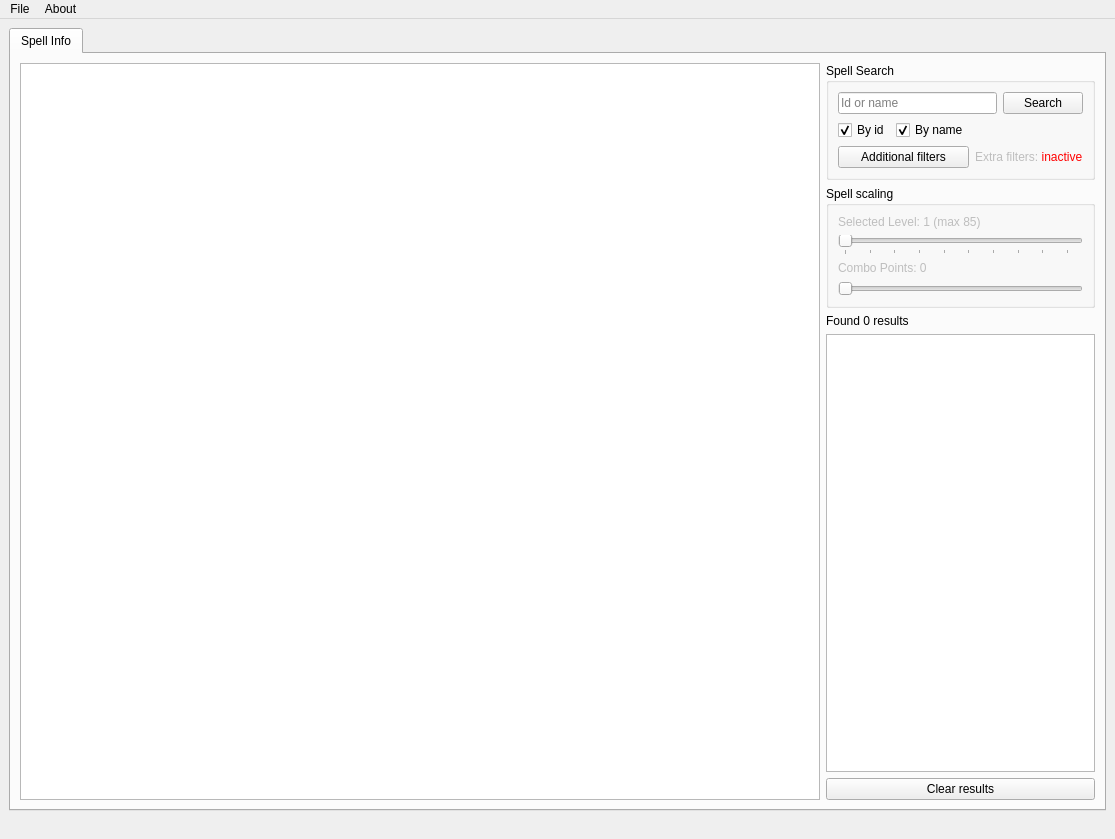
Qt form src/Forms/mainwindow.ui (sanctum32/QWoWSpellWork) before a commit.
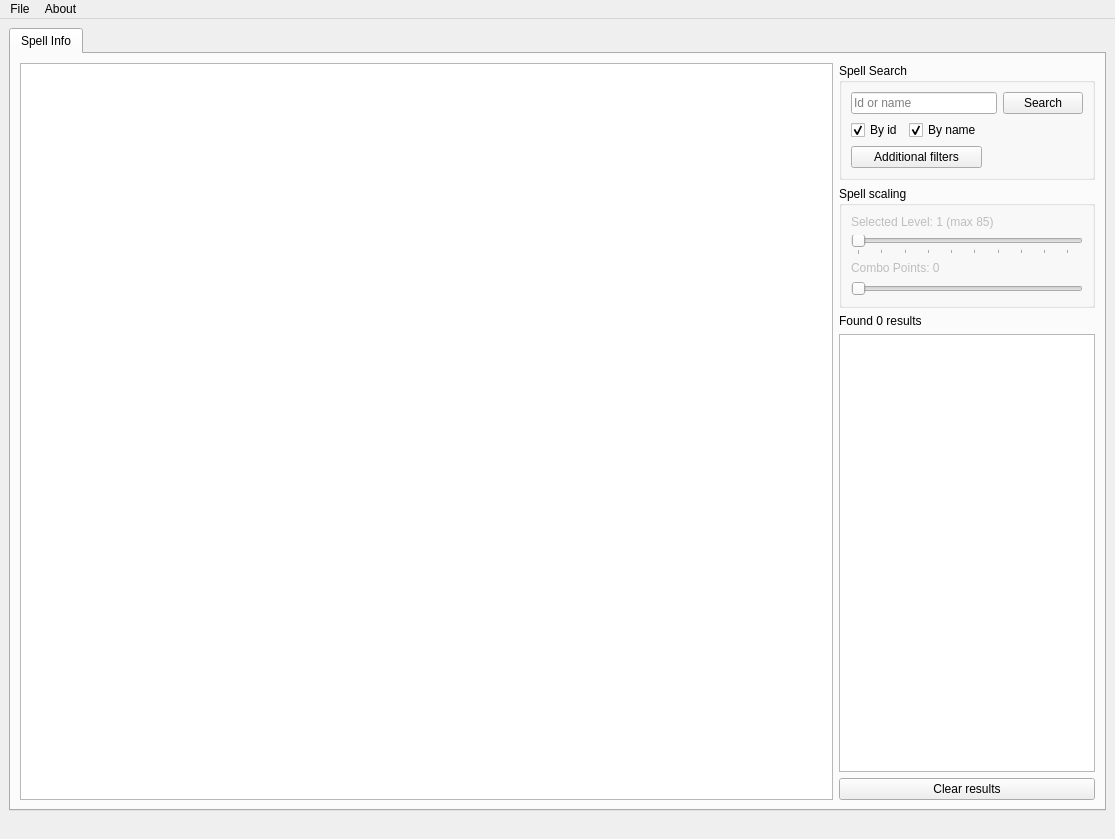
The same form after that commit.

What changed in the file:
```diff
--- a/src/Forms/mainwindow.ui
+++ b/src/Forms/mainwindow.ui
@@ -212,16 +212,6 @@
                </property>
               </widget>
              </item>
-             <item row="3" column="2" colspan="2">
-              <widget class="QLabel" name="filtersStatus">
-               <property name="enabled">
-                <bool>false</bool>
-               </property>
-               <property name="text">
-                <string>Extra filters: &lt;span style=&quot;color:red&quot;&gt;inactive&lt;/span&gt;</string>
-               </property>
-              </widget>
-             </item>
             </layout>
            </widget>
           </item>
```
Left out of the diff: 4 changed lines with no effect on the pictures.
